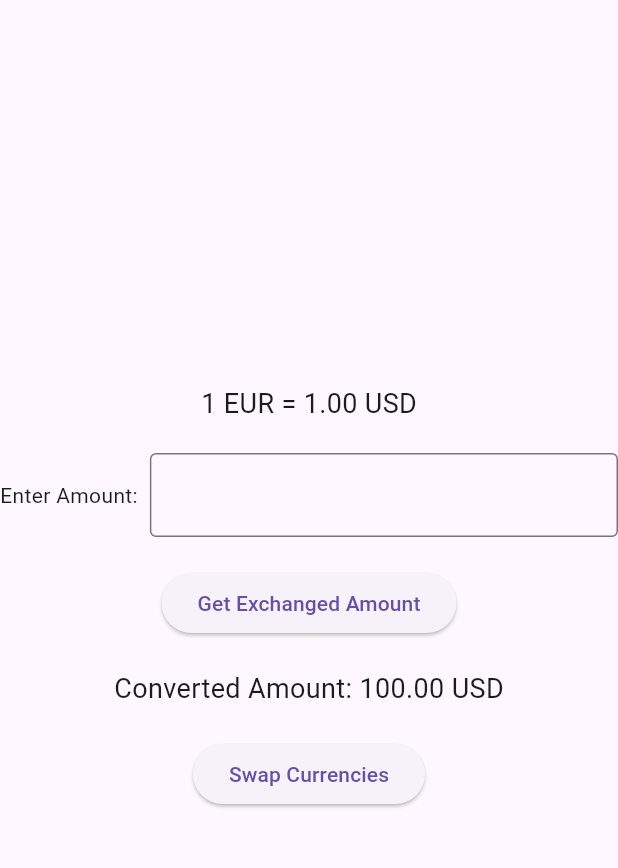
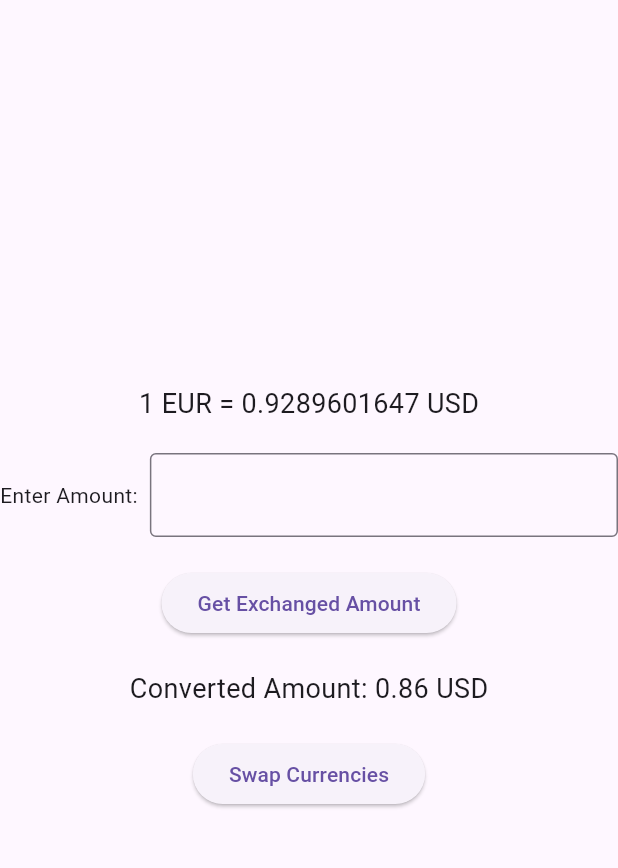
Before and after one commit to Anupam-1068/test_2023, a Flutter app: the screen it shows after launch, on a phone screen of 412 x 824 dp, the part 63-931 px from its top. Run offline on Flutter 3.47's test engine with Material 3 defaults, Android fonts, the light colour scheme and no system bars.

Commit message:
Working Functionality

```diff
--- a/lib/controllers/currency_controller.dart
+++ b/lib/controllers/currency_controller.dart
@@ -1,5 +1,4 @@
 import 'dart:convert';
-import 'package:flutter/material.dart';
 import 'package:http/http.dart' as http;
 
 class CurrencyController {
--- a/lib/services/currency_converter.dart
+++ b/lib/services/currency_converter.dart
@@ -4,8 +4,8 @@ import '../models/models.dart';
 class CurrencyConverter {
   static String baseCurrency = 'EUR';
   static String targetCurrency = 'USD';
-  static double exchangeRate = 1.0;
-  static double enteredAmount = 100.0;
+  static double exchangeRate = 0.9289601647;
+  static double enteredAmount = 0.9289601647;
 
 
   static Future<void> refresh() async {
--- a/lib/widgets/currency_converter_widget.dart
+++ b/lib/widgets/currency_converter_widget.dart
@@ -16,7 +16,7 @@ class _CurrencyConverterWidgetState extends State<CurrencyConverterWidget> {
         mainAxisAlignment: MainAxisAlignment.center,
         children: [
           Text(
-            '1 ${CurrencyConverter.baseCurrency} = ${CurrencyConverter.getFormattedRate()} ${CurrencyConverter.targetCurrency}',
+            '1 ${CurrencyConverter.baseCurrency} = 0.9289601647 ${CurrencyConverter.targetCurrency}',
             style: TextStyle(fontSize: 18),
           ),
           SizedBox(height: 20),
```
